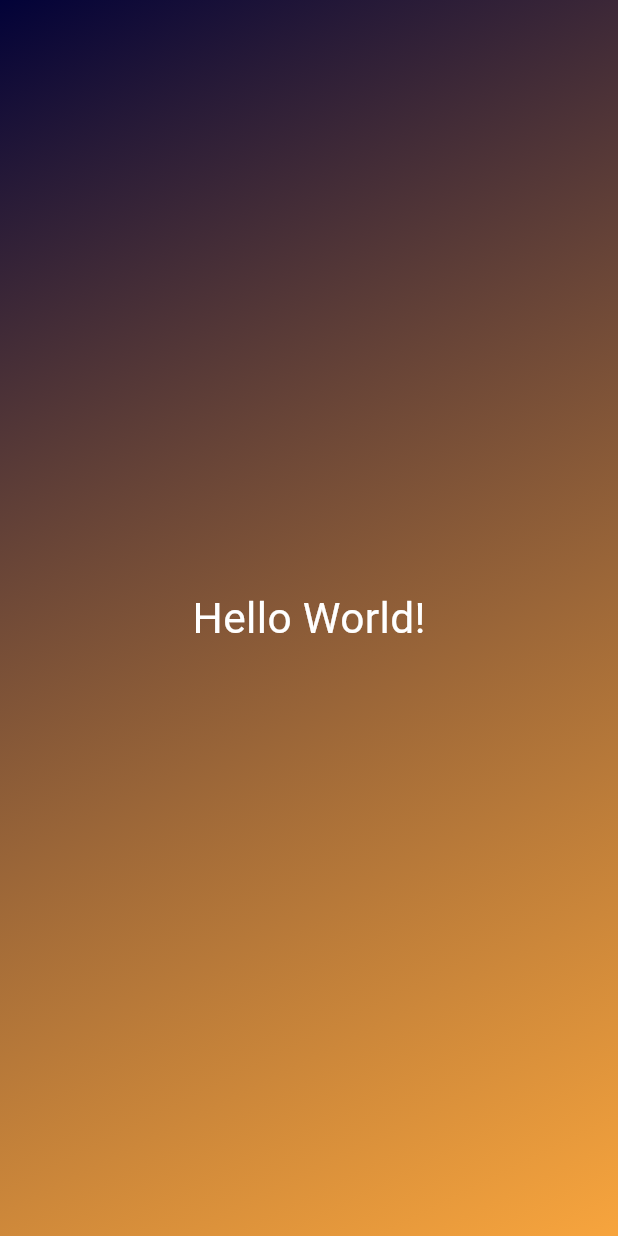
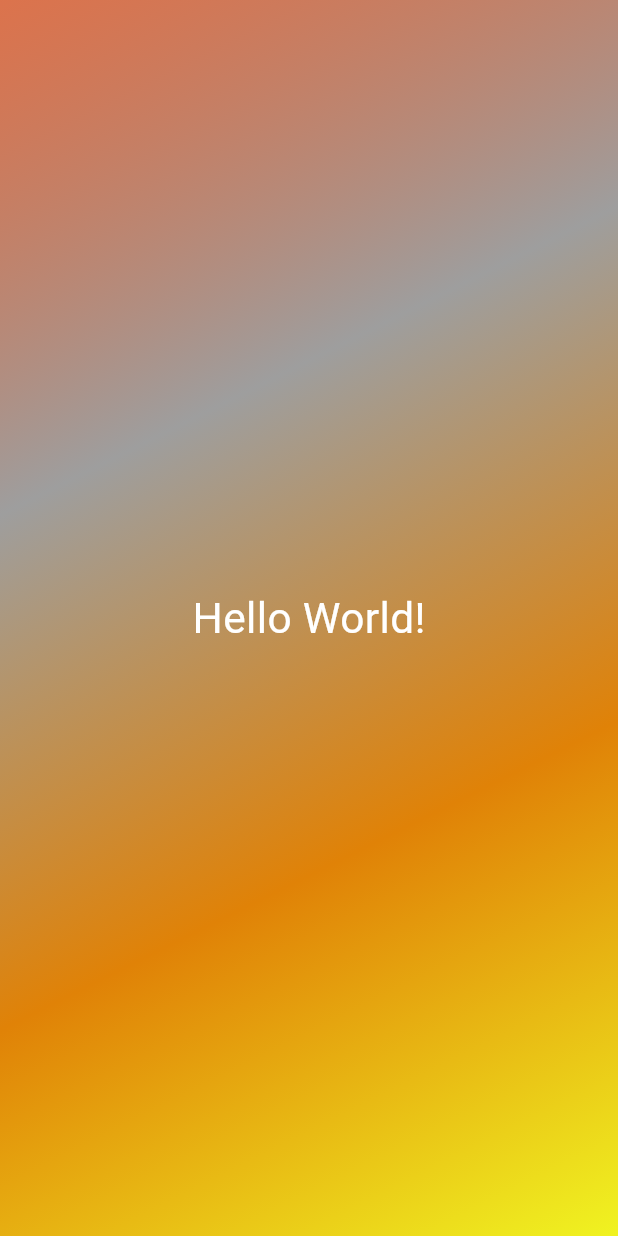
Before and after one commit to Olooce/first_app, a Flutter app: the screen it shows after launch, on a phone screen of 412 x 824 dp. Run offline on Flutter 3.47's test engine with Material 3 defaults, Android fonts, the phone set to English and light mode, and no system bars.

Commit message:
style: improve code formatting

```diff
--- a/lib/container_gradient.dart
+++ b/lib/container_gradient.dart
@@ -2,17 +2,16 @@ import 'package:first_app/styled_text.dart';
 import 'package:flutter/material.dart';
 
 class GradientContainer extends StatelessWidget {
-  const GradientContainer({super.key});
+  const GradientContainer({super.key, required this.colors});
+
+  final List<Color> colors;
 
   @override
   Widget build(context) {
     return Container(
-      decoration: const BoxDecoration(
+      decoration: BoxDecoration(
         gradient: LinearGradient(
-          colors: [
-            Color.fromARGB(255, 2, 2, 56),
-            Color.fromARGB(197, 245, 140, 4)
-          ],
+          colors: colors,
           begin: Alignment.topLeft,
           end: Alignment.bottomRight,
         ),
--- a/lib/main.dart
+++ b/lib/main.dart
@@ -6,7 +6,8 @@ void main() {
     const MaterialApp(
       home: Scaffold(
         // backgroundColor: Color.fromARGB(153, 0, 0, 0),
-        body: GradientContainer(),
+        body: GradientContainer(
+            colors: [Color.fromARGB(186, 207, 66, 10), Colors.grey, Color.fromARGB(255, 224, 130, 7), Color.fromARGB(255, 240, 243, 33)]),
       ),
     ),
   );
--- a/lib/styled_text.dart
+++ b/lib/styled_text.dart
@@ -1,12 +1,12 @@
 import 'package:flutter/material.dart';
 
 class StyledText extends StatelessWidget {
-  StyledText(this.text, {super.key});
+  const StyledText(this.text, {super.key});
 
-  String text;
+  final String text;
   @override
   Widget build(context) {
-    return const Text(
+    return Text(
       text,
       style: const TextStyle(color: Colors.white, fontSize: 28.3),
     );
```
